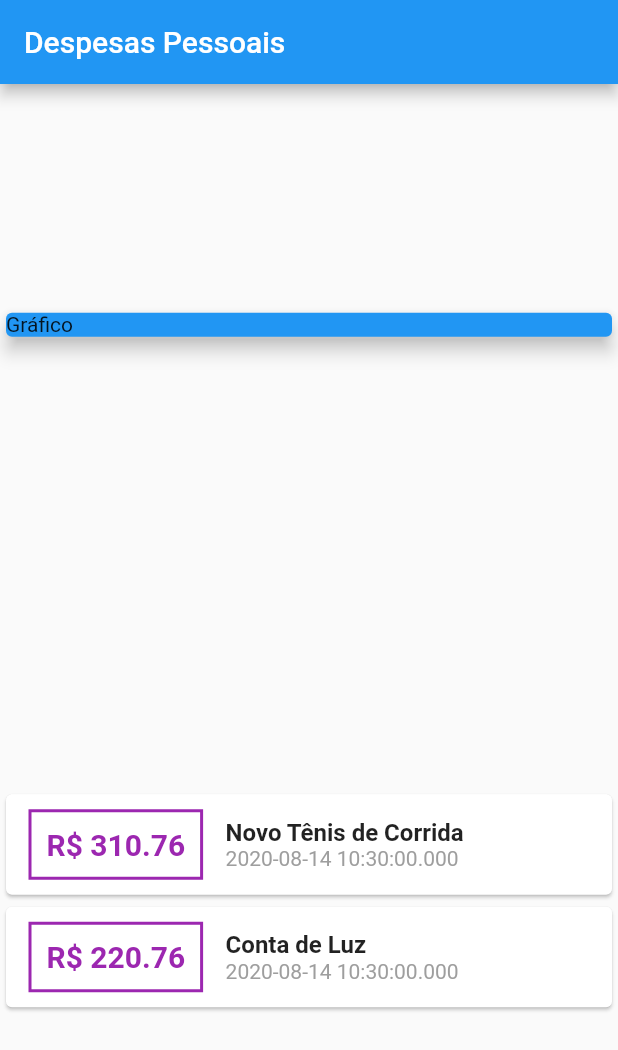
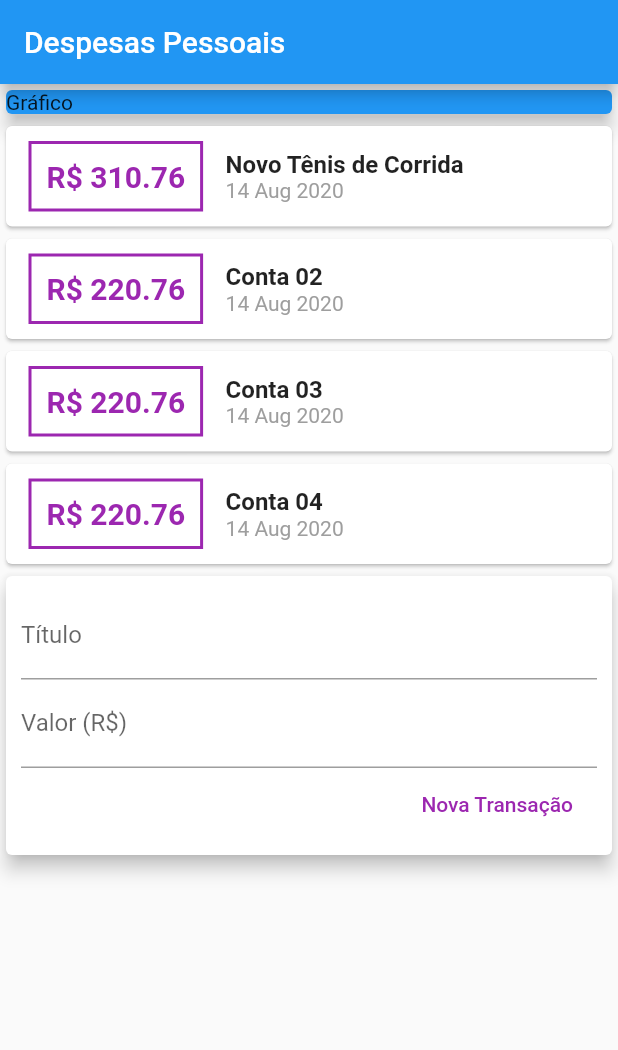
Before and after one commit to diogobh93/Flutter_Expenses, a Flutter app: the screen it shows after launch, on a phone screen of 412 x 824 dp. Shown: the top 1050 px of the screen. Run offline on Flutter 3.47's test engine with Material 2 defaults, Android fonts, the phone set to English and light mode, and no system bars.

```diff
--- /dev/null
+++ b/lib/components/transaction_form.dart
@@ -0,0 +1,50 @@
+import 'package:flutter/material.dart';
+
+class TransactionForm extends StatelessWidget {
+
+  final titleController = TextEditingController();
+  final valueController = TextEditingController();
+  final void Function(String, double) onSubmit;
+
+  TransactionForm(this.onSubmit);
+
+  @override
+  Widget build(BuildContext context) {
+    return Card(
+            elevation: 5,
+            child: Padding(
+              padding: const EdgeInsets.all(10),
+              child: Column(
+                children: <Widget> [
+                  TextField(
+                    controller: titleController ,
+                    decoration: InputDecoration(
+                      labelText: 'Título',
+                    ),
+                  ),
+                  TextField(
+                    controller: valueController,
+                    decoration: InputDecoration(
+                      labelText: 'Valor (R\$)',
+                    ),
+                  ),
+                  Row(
+                    mainAxisAlignment: MainAxisAlignment.end,
+                    children: [
+                      FlatButton(
+                        child: Text('Nova Transação'),
+                        textColor: Colors.purple,
+                        onPressed: () {
+                          final title = titleController.text;
+                          final value = double.tryParse(valueController.text) ?? 0.0;
+                          onSubmit(title, value);
+                        }
+                      ),
+                    ],
+                  )
+                ]
+              ),
+            ),
+          );
+  }
+}
--- /dev/null
+++ b/lib/components/transaction_list.dart
@@ -0,0 +1,65 @@
+import 'package:flutter/material.dart';
+import '../models/transaction.dart';
+import 'package:intl/intl.dart';
+
+class TransactionList extends StatelessWidget {
+
+  final List<Transaction> transactions;
+  TransactionList(this.transactions);
+
+
+  @override
+  Widget build(BuildContext context) {
+    return Container(
+        height: 300,
+        child: SingleChildScrollView(
+            child: Column(
+                children:
+                  transactions.map((tr) {
+                  return Card(
+                    child: Row(
+                      children: <Widget>[
+                      Container(
+                        margin: EdgeInsets.symmetric(
+                          horizontal: 15,
+                          vertical: 10
+                        ),
+                        decoration: BoxDecoration(
+                          border: Border.all(
+                            color: Colors.purple,
+                            width: 2,
+                            )
+                        ),
+                        padding: EdgeInsets.all(10),
+                        child: Text(
+                         'R\$ ${tr.value.toStringAsFixed(2)}',
+                          style: TextStyle(
+                            fontWeight: FontWeight.bold,
+                            fontSize: 20,
+                            color: Colors.purple,
+                          ),
+                        )
+                      ),
+                      Column(
+                        crossAxisAlignment: CrossAxisAlignment.start,
+                        children: <Widget>[
+                          Text(tr.title,
+                            style: TextStyle(
+                              fontWeight: FontWeight.bold,
+                              fontSize: 16,
+                            ),
+                          ),
+                          Text(DateFormat('d MMM y').format(tr.date),
+                          style: TextStyle(
+                            color: Colors.grey,
+                          ),),
+                        ],
+                      )
+                    ],),
+                  );
+                }).toList(),
+              ),
+      ),
+    );
+  }
+}
--- /dev/null
+++ b/lib/components/transaction_user.dart
@@ -0,0 +1,83 @@
+import 'dart:math';
+
+import 'package:flutter/material.dart';
+import 'transaction_form.dart';
+import 'transaction_list.dart';
+import '../models/transaction.dart';
+
+
+class TransactionUser extends StatefulWidget {
+  @override
+  _State createState() => _State();
+}
+
+class _State extends State<TransactionUser> {
+
+  final _transactions = [
+    Transaction(
+      id: 't1',
+      title: 'Novo Tênis de Corrida',
+      value: 310.76,
+      date: DateTime.now(),
+    ),
+     Transaction(
+      id: 't2',
+      title: 'Conta 02',
+      value: 220.76,
+      date: DateTime.now(),
+    ),
+    Transaction(
+      id: 't3',
+      title: 'Conta 03',
+      value: 220.76,
+      date: DateTime.now(),
+    ),
+    Transaction(
+      id: 't4',
+      title: 'Conta 04',
+      value: 220.76,
+      date: DateTime.now(),
+    ),
+    Transaction(
+      id: 't5',
+      title: 'Conta 05',
+      value: 220.76,
+      date: DateTime.now(),
+    ),
+    Transaction(
+      id: 't6',
+      title: 'Conta 06',
+      value: 220.76,
+      date: DateTime.now(),
+    ),
+    Transaction(
+      id: 't7',
+      title: 'Conta 07',
+      value: 220.76,
+      date: DateTime.now(),
+    ),
+  ];
+
+  _addTransaction(String title, double value) {
+    final newTransaction = Transaction (
+      id: Random().nextDouble().toString(),
+      title: title,
+      value: value,
+      date: DateTime.now(),
+    );
+
+    setState(() {
+      _transactions.add(newTransaction);
+    });
+  }
+
+  @override
+  Widget build(BuildContext context) {
+    return Column(
+      children: <Widget> [
+        TransactionList(_transactions),
+        TransactionForm(_addTransaction),
+      ],
+    );
+  }
+}
--- a/lib/main.dart
+++ b/lib/main.dart
@@ -1,5 +1,5 @@
-import 'models/transaction.dart';
 import 'package:flutter/material.dart';
+import 'components/transaction_user.dart';
 
 main () => runApp(ExpensesApp());
 
@@ -14,29 +14,14 @@ class ExpensesApp extends StatelessWidget {
 
 class MyHomePage extends StatelessWidget {
 
-  final _transactions = [
-    Transaction(
-      id: 't1',
-      title: 'Novo Tênis de Corrida',
-      value: 310.76,
-      date: DateTime.now(),
-    ),
-     Transaction(
-      id: 't2',
-      title: 'Conta de Luz',
-      value: 220.76,
-      date: DateTime.now(),
-    ),
-  ];
-
   @override
   Widget build(BuildContext context) {
     return Scaffold(
       appBar: AppBar (
         title: Text('Despesas Pessoais')
       ),
-      body: Column(
-        mainAxisAlignment: MainAxisAlignment.spaceAround,
+      body: SingleChildScrollView(
+        child: Column(
           crossAxisAlignment: CrossAxisAlignment.stretch,
           children: <Widget> [
             Container(
@@ -46,55 +31,9 @@ class MyHomePage extends StatelessWidget {
                 elevation: 5,
               ),
             ),
-          Column(
-            children: [
-              ..._transactions.map((tr) {
-              return Card(
-                child: Row(
-                  children: <Widget>[
-                  Container(
-                    margin: EdgeInsets.symmetric(
-                      horizontal: 15,
-                      vertical: 10
+            TransactionUser(),
+          ],
         ),
-                    decoration: BoxDecoration(
-                      border: Border.all(
-                        color: Colors.purple,
-                        width: 2,
-                        )
-                    ),
-                    padding: EdgeInsets.all(10),
-                    child: Text(
-                     'R\$ ${tr.value.toStringAsFixed(2)}',
-                      style: TextStyle(
-                        fontWeight: FontWeight.bold,
-                        fontSize: 20,
-                        color: Colors.purple,
-                      ),
-                    )
-                  ),
-                  Column(
-                    crossAxisAlignment: CrossAxisAlignment.start,
-                    children: <Widget>[
-                      Text(tr.title,
-                        style: TextStyle(
-                          fontWeight: FontWeight.bold,
-                          fontSize: 16,
-                        ),
-                      ),
-                      Text(tr.date.toString(),
-                      style: TextStyle(
-                        color: Colors.grey,
-                      ),),
-
-                    ],
-                  )
-                ],),
-              );
-            }).toList(),
-            ]
-          )
-        ],
       ),
     );
   }
--- a/pubspec.yaml
+++ b/pubspec.yaml
@@ -23,7 +23,7 @@ environment:
 dependencies:
   flutter:
     sdk: flutter
-
+  intl: ^0.16.1
 
   # The following adds the Cupertino Icons font to your application.
   # Use with the CupertinoIcons class for iOS style icons.
```
Also changed, not shown: pubspec.lock, 3 other files. Lines whose indentation alone changed are shown as unchanged.
